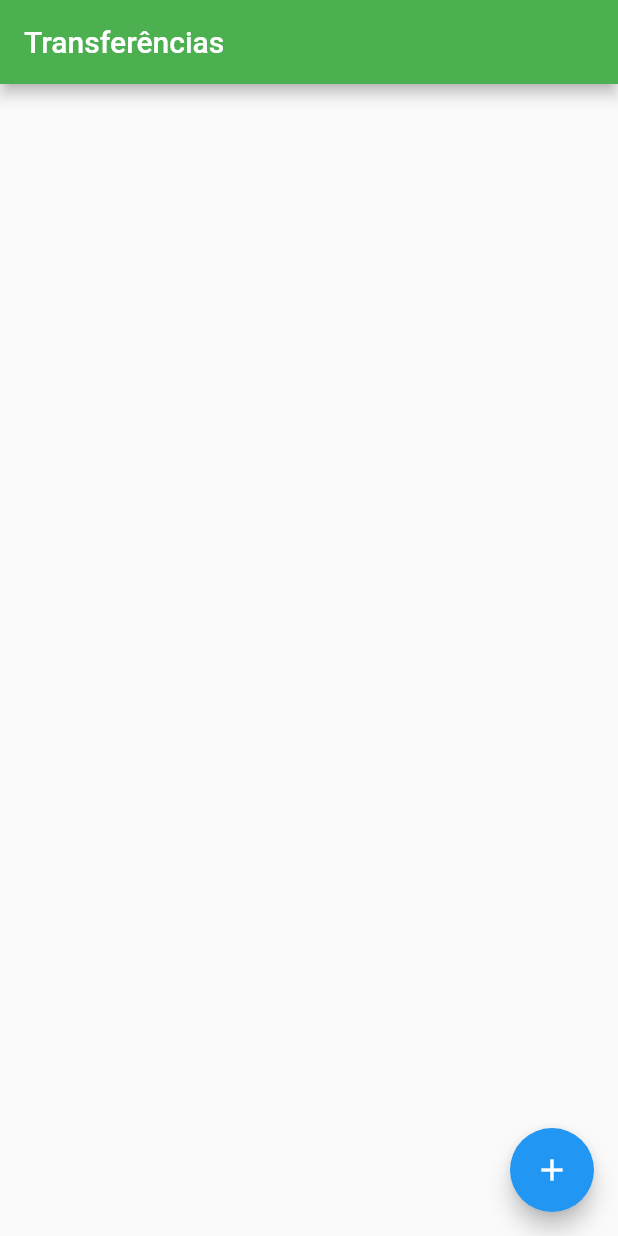
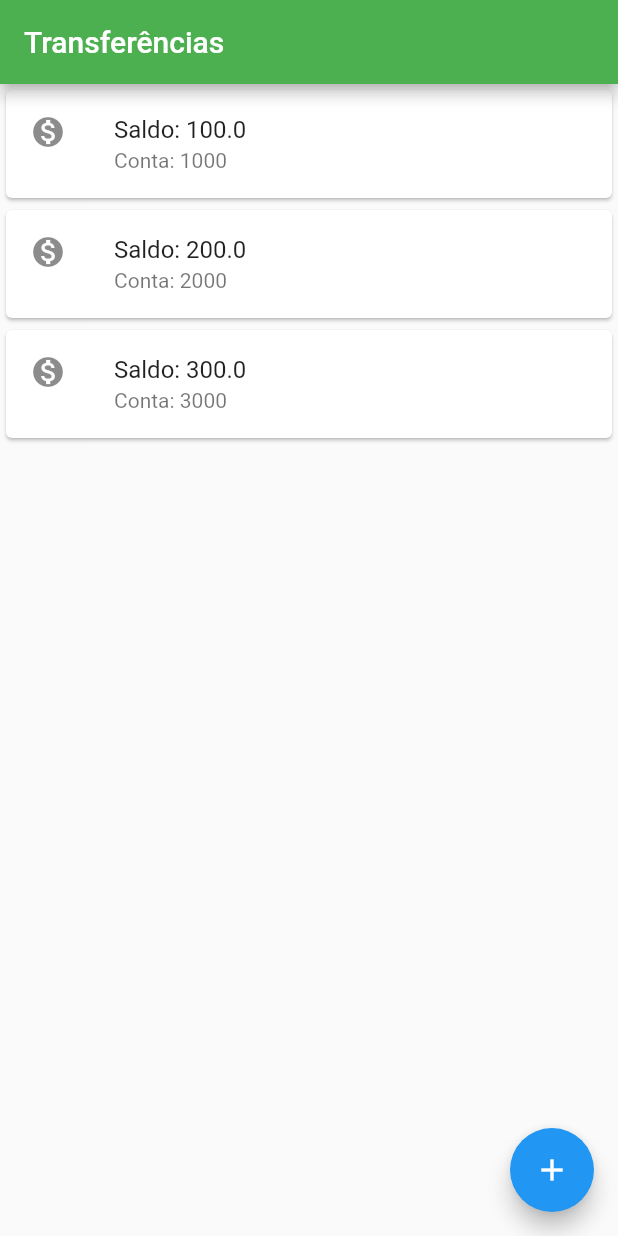
Before and after one commit to leoncral/iniciando-com-flutter, a Flutter app: the screen it shows after launch, on a phone screen of 412 x 824 dp. Run offline on Flutter 3.47's test engine with Material 2 defaults, Android fonts, the phone set to English and light mode, and no system bars.

Commit message:
Conclusão da aula 2. Foram feitas melhorias no código no sentido de dar mais legibilidade a ele. Partes dele foi dividido em classes (ItemTransferencia, ListaTransferenci e Transferencia.

```diff
--- /dev/null
+++ b/lib/ItemTransferencia.dart
@@ -0,0 +1,21 @@
+import 'package:bytebank/Tranferencia.dart';
+import 'package:flutter/cupertino.dart';
+import 'package:flutter/material.dart';
+
+class ItemTransferencia extends StatelessWidget {
+
+  final Tranferencia _tranferencia;
+
+  const ItemTransferencia(this._tranferencia);
+
+  @override
+  Widget build(BuildContext context) {
+    return Card(
+      child: ListTile(
+        leading: Icon(Icons.monetization_on),
+        title: Text('Saldo: ' + _tranferencia.valor.toString()),
+        subtitle: Text('Conta: ' + _tranferencia.numeroConta.toString()),
+      ),
+    );
+  }
+}
--- /dev/null
+++ b/lib/ListaTransferencia.dart
@@ -0,0 +1,21 @@
+import 'package:bytebank/Tranferencia.dart';
+import 'package:flutter/cupertino.dart';
+import 'ItemTransferencia.dart';
+
+/* StatelessWidget emtrega um elemento estático, nao pode sofre mudança de conteúdo
+de forma dinâmica;
+Criamos a classe ListaTransferencia para centralizar a nossa lista e deixar o código
+mais fácil de ser lido */
+class ListaTransferencia extends StatelessWidget {
+  @override
+  Widget build(BuildContext context) {
+    return Column(
+      //alt + enter para colocar os card dentro do column
+      children: <Widget>[
+        ItemTransferencia(Tranferencia(100, 1000)),
+        ItemTransferencia(Tranferencia(200, 2000)),
+        ItemTransferencia(Tranferencia(300, 3000)),
+      ],
+    );
+  }
+}
--- /dev/null
+++ b/lib/Tranferencia.dart
@@ -0,0 +1,7 @@
+class Tranferencia {
+
+  final double valor;
+  final int numeroConta;
+
+  Tranferencia(this.valor, this.numeroConta);
+}
--- a/lib/main.dart
+++ b/lib/main.dart
@@ -1,8 +1,13 @@
 import 'package:flutter/material.dart';
+import 'ListaTransferencia.dart';
 
 void main() => runApp(MaterialApp(
       home: Scaffold(
-        appBar: AppBar(title: Text('Transferências'), backgroundColor: Colors.green,),
+        body: ListaTransferencia(),
+        appBar: AppBar(
+          title: Text('Transferências'),
+          backgroundColor: Colors.green,
+        ),
         floatingActionButton: FloatingActionButton(
           child: Icon(Icons.add),
         ),
```
Also changed, not shown: 1 other file.
